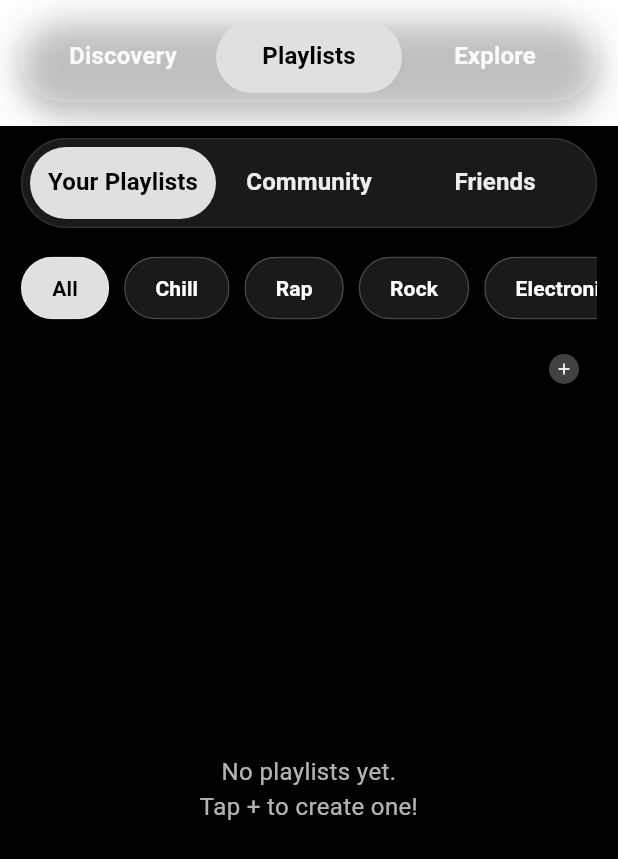
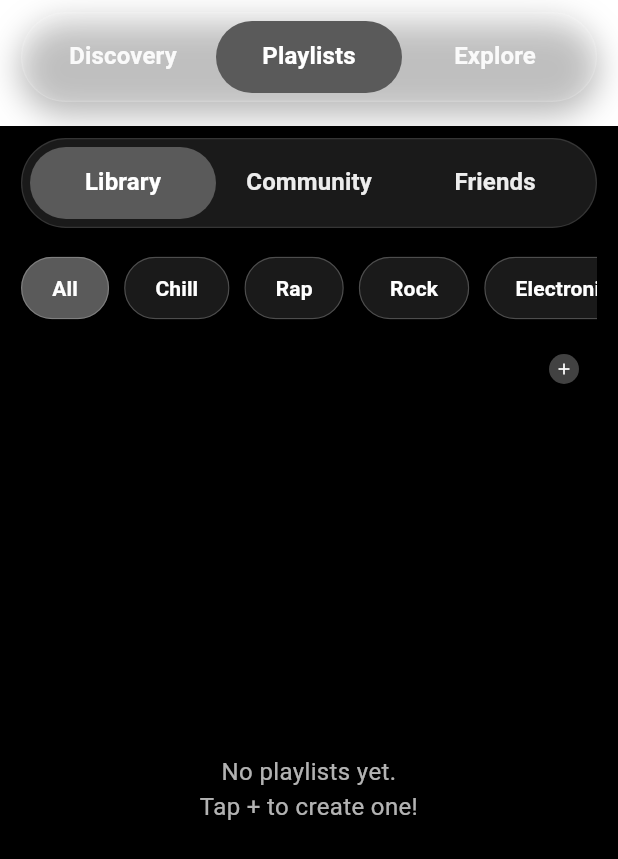
Before and after one commit to rhenry7/jukebox, a Flutter app: the DiscoveryTapBar screen opened directly, tab 2 chosen, on a phone screen of 412 x 824 dp. Shown: the top 859 px of the screen. Run offline on Flutter 3.47's test engine with Material 3 defaults, Android fonts, the phone set to English and light mode, and no system bars; our stand-ins replace cached_network_image, cloud_firestore, firebase_auth, firebase_core, fl_chart, flutter_animate and 8 more; missing offline and left inert: spotify; accounts and stored records are empty.

Commit message:
update pill UI styling; background color

```diff
--- a/lib/DiscoveryTab/discoveryTapBar.dart
+++ b/lib/DiscoveryTab/discoveryTapBar.dart
@@ -71,7 +71,7 @@ class _DiscoveryTapBarState extends State<DiscoveryTapBar> {
         child: Padding(
           padding: const EdgeInsets.all(6.0),
           child: TabBar(
-            labelColor: Colors.black,
+            labelColor: Colors.white,
             unselectedLabelColor: Colors.white.withOpacity(0.92),
             isScrollable: false,
             tabAlignment: TabAlignment.fill,
@@ -79,7 +79,7 @@ class _DiscoveryTapBarState extends State<DiscoveryTapBar> {
             overlayColor: WidgetStateProperty.all(Colors.transparent),
             indicator: BoxDecoration(
                 borderRadius: BorderRadius.circular(999),
-                color: Colors.grey.shade300),
+                color: const Color(0xFF5A5A5A)),
             indicatorSize: TabBarIndicatorSize.tab,
             dividerColor: Colors.transparent,
             labelPadding: EdgeInsets.zero,
--- a/lib/MusicPreferences/spotifyRecommendations/helpers/recommendationGenerator.dart
+++ b/lib/MusicPreferences/spotifyRecommendations/helpers/recommendationGenerator.dart
@@ -14,7 +14,7 @@ import 'package:shared_preferences/shared_preferences.dart';
 
 // Function to sort and get top genres
 class RecommendedAlbumScreen extends StatefulWidget {
-  const RecommendedAlbumScreen({
+const RecommendedAlbumScreen({
     super.key,
   });
 
--- a/lib/ui/screens/playlists/playlists_screen.dart
+++ b/lib/ui/screens/playlists/playlists_screen.dart
@@ -87,7 +87,7 @@ class _PlaylistsScreenState extends State<PlaylistsScreen> {
         child: Padding(
           padding: const EdgeInsets.all(6.0),
           child: TabBar(
-            labelColor: Colors.black,
+            labelColor: Colors.white,
             unselectedLabelColor: Colors.white.withValues(alpha: 0.92),
             isScrollable: false,
             tabAlignment: TabAlignment.fill,
@@ -95,13 +95,13 @@ class _PlaylistsScreenState extends State<PlaylistsScreen> {
             overlayColor: WidgetStateProperty.all(Colors.transparent),
             indicator: BoxDecoration(
               borderRadius: BorderRadius.circular(999),
-              color: Colors.grey.shade300,
+              color: const Color(0xFF5A5A5A),
             ),
             indicatorSize: TabBarIndicatorSize.tab,
             dividerColor: Colors.transparent,
             labelPadding: EdgeInsets.zero,
             tabs: [
-              _buildPillTab('Your Playlists'),
+              _buildPillTab('Library'),
               _buildPillTab('Community'),
               _buildPillTab('Friends'),
             ],
@@ -134,7 +134,7 @@ class _PlaylistsScreenState extends State<PlaylistsScreen> {
                 label: Text(
                   genre,
                   style: TextStyle(
-                    color: selected ? Colors.black : Colors.white,
+                    color: Colors.white,
                     fontWeight: FontWeight.w600,
                   ),
                 ),
@@ -142,7 +142,7 @@ class _PlaylistsScreenState extends State<PlaylistsScreen> {
                 onSelected: (_) => _toggleGenreFilter(genre),
                 showCheckmark: false,
                 backgroundColor: Colors.white10,
-                selectedColor: Colors.grey.shade300,
+                selectedColor: const Color(0xFF5A5A5A),
                 side: BorderSide(
                   color: Colors.white.withValues(alpha: 0.12),
                   width: 0.8,
```
Also changed, not shown: lib/ui/screens/Home/categoryTapBar.dart (+4 -4 lines).
